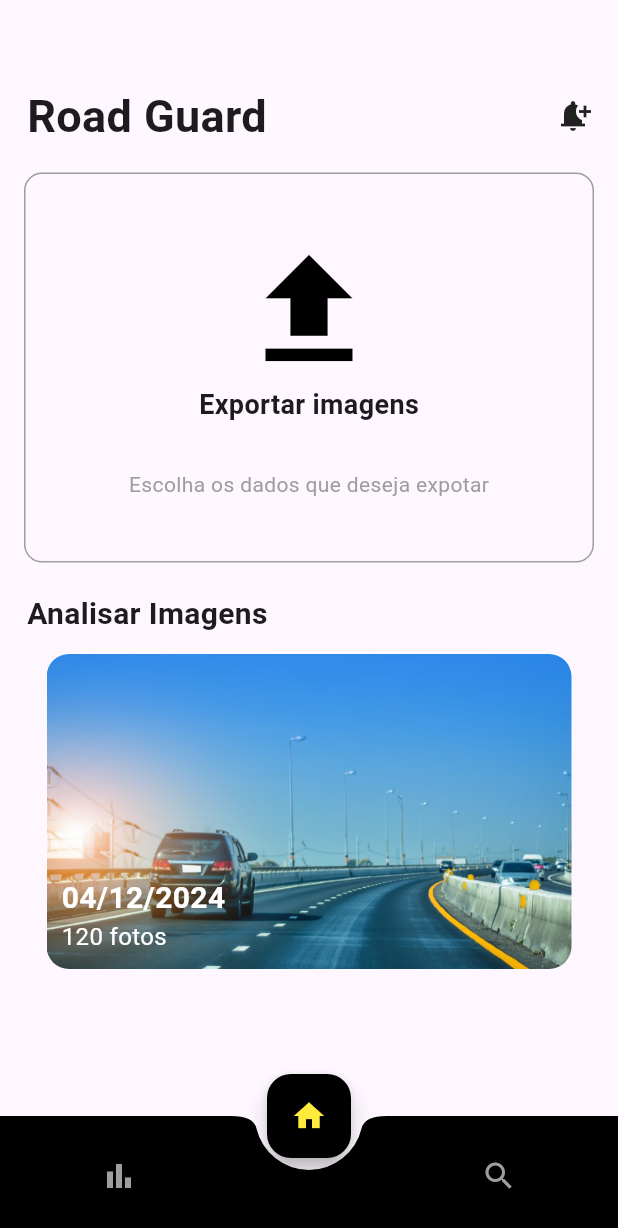
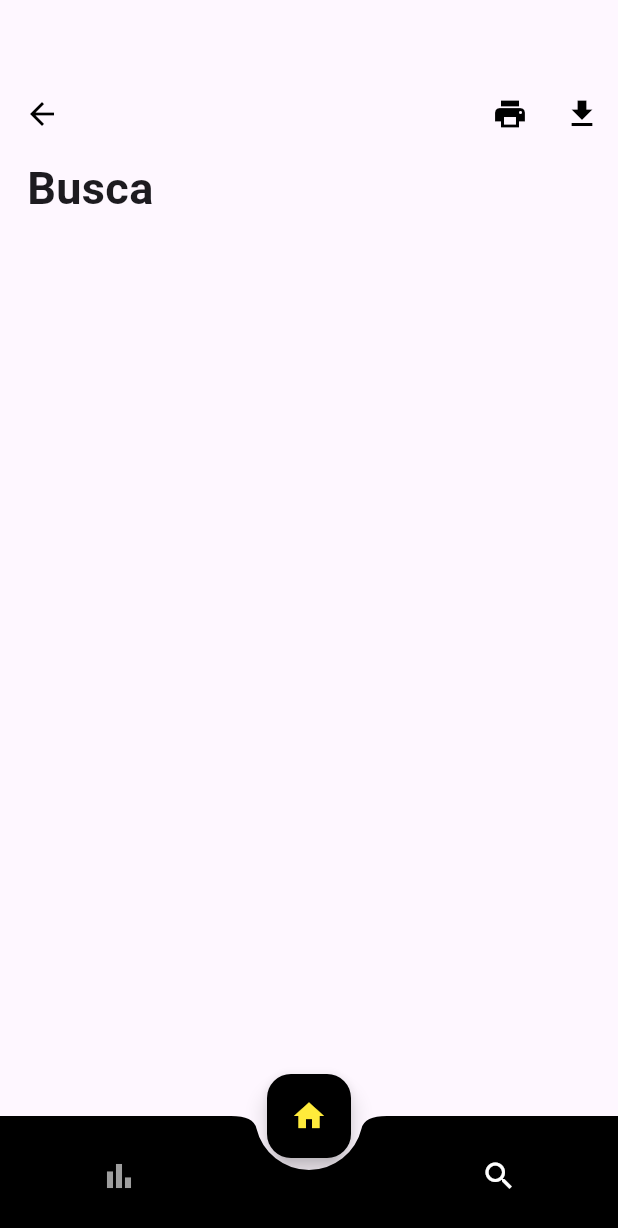
Before and after one commit to Kallinycele/Mobile, a Flutter app: the screen it shows after launch, on a phone screen of 412 x 824 dp. Shown: the top 1228 px of the screen. Run offline on Flutter 3.47's test engine with Material 3 defaults, Android fonts, the phone set to English and light mode, and no system bars.

Commit message:
Segunda tela

```diff
--- a/lib/main.dart
+++ b/lib/main.dart
@@ -1,6 +1,7 @@
 import 'package:flutter/material.dart';
 import 'widgets/photo_card.dart';
 import 'widgets/custom_button.dart';
+import 'widgets/top_bar.dart';
 
 void main() {
   runApp(MyApp());
@@ -67,28 +68,28 @@ class _HomeScreenState extends State<HomeScreen> {
         child: Row(
           mainAxisAlignment: MainAxisAlignment.spaceAround,
           children: <Widget>[
-            // Ícone 1: Relatório
+            // Ícone 2: Relatório
             IconButton(
               icon: Icon(
                 Icons.bar_chart,
-                color: _selectedIndex == 0 ? Colors.white : Colors.grey,
-              ),
-              onPressed: () {
-                setState(() {
-                  _selectedIndex = 0;
-                });
-              },
-            ),
-            const SizedBox(width: 48), // Espaço para o botão central
-            // Ícone 2: Busca
-            IconButton(
-              icon: Icon(
-                Icons.search,
                 color: _selectedIndex == 2 ? Colors.white : Colors.grey,
               ),
               onPressed: () {
                 setState(() {
                   _selectedIndex = 2;
+                });
+              },
+            ),
+            const SizedBox(width: 48), // Espaço para o botão central
+            // Ícone 1: Busca
+            IconButton(
+              icon: Icon(
+                Icons.search,
+                color: _selectedIndex == 1 ? Colors.white : Colors.grey,
+              ),
+              onPressed: () {
+                setState(() {
+                  _selectedIndex = 1;
                 });
               },
             ),
@@ -99,7 +100,7 @@ class _HomeScreenState extends State<HomeScreen> {
         backgroundColor: Colors.black, // Cor de fundo do botão
         onPressed: () {
           setState(() {
-            _selectedIndex = 1; // Seleciona a página Home
+            _selectedIndex = 0; // Seleciona a página Home
           });
         },
         child: const Icon(Icons.home, color: Colors.yellow), // Ícone em amarelo
@@ -110,7 +111,7 @@ class _HomeScreenState extends State<HomeScreen> {
 
   // Corpo da tela baseado no índice da BottomNavigationBar
   Widget _buildBody() {
-    if (_selectedIndex == 1) {
+    if (_selectedIndex == 0) {
       return Column(
         crossAxisAlignment: CrossAxisAlignment.start,
         children: [
@@ -185,6 +186,23 @@ class _HomeScreenState extends State<HomeScreen> {
           ),
         ],
       );
+    } else if (_selectedIndex == 1) {
+      return MaterialApp(
+        debugShowCheckedModeBanner: false,
+        home: Scaffold(
+          appBar: TopBarWidget(), // Usa o widget personalizado como AppBar
+          body: Padding(
+            padding: EdgeInsets.only(left: 18, right: 18, top: 18),
+            child: Text(
+              'Busca',
+              style: TextStyle(
+                fontSize: 30,
+                fontWeight: FontWeight.bold,
+              ),
+            ),
+          ),
+        ),
+      );
     } else {
       return Center(
         child: Text(
--- /dev/null
+++ b/lib/widgets/top_bar.dart
@@ -0,0 +1,33 @@
+import 'package:flutter/material.dart';
+
+class TopBarWidget extends StatelessWidget implements PreferredSizeWidget {
+  @override
+  Widget build(BuildContext context) {
+    return AppBar(
+      elevation: 0,
+      leading: IconButton(
+        icon: Icon(Icons.arrow_back, color: Colors.black),
+        onPressed: () {
+          Navigator.of(context).pop();
+        },
+      ),
+      actions: [
+        IconButton(
+          icon: Icon(Icons.print, color: Colors.black),
+          onPressed: () {
+            print("Imprimir");
+          },
+        ),
+        IconButton(
+          icon: Icon(Icons.download, color: Colors.black),
+          onPressed: () {
+            print("Download");
+          },
+        ),
+      ],
+    );
+  }
+
+  @override
+  Size get preferredSize => Size.fromHeight(30); // Altura do AppBar
+}
```
Also changed, not shown: 1 other file.
